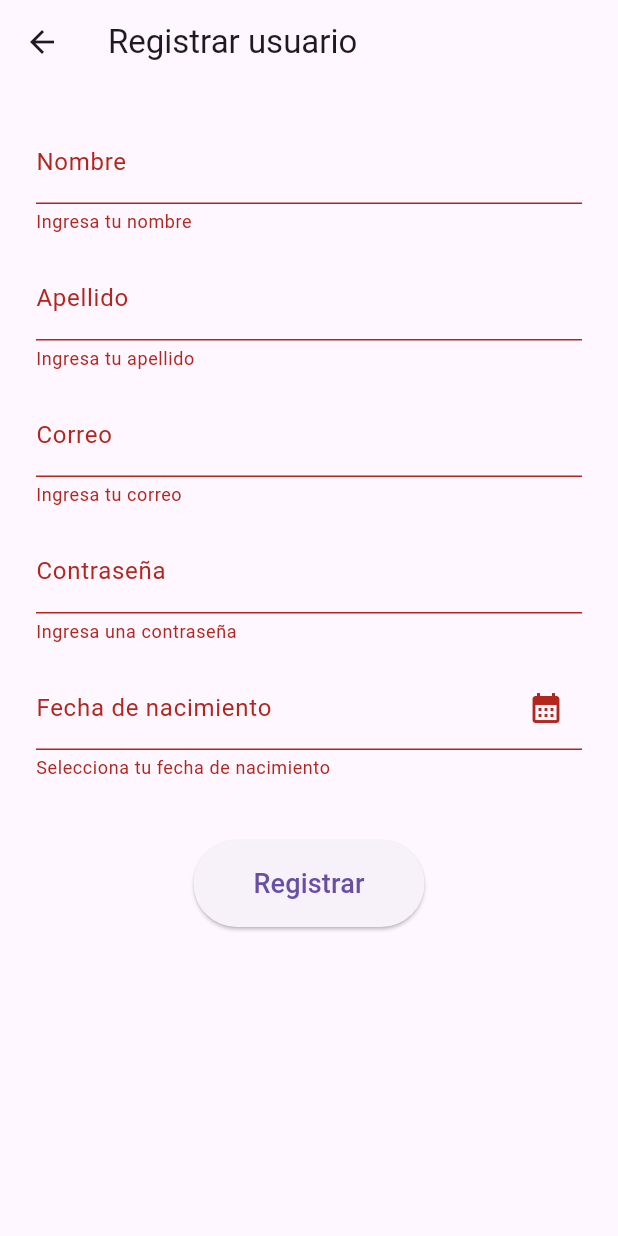
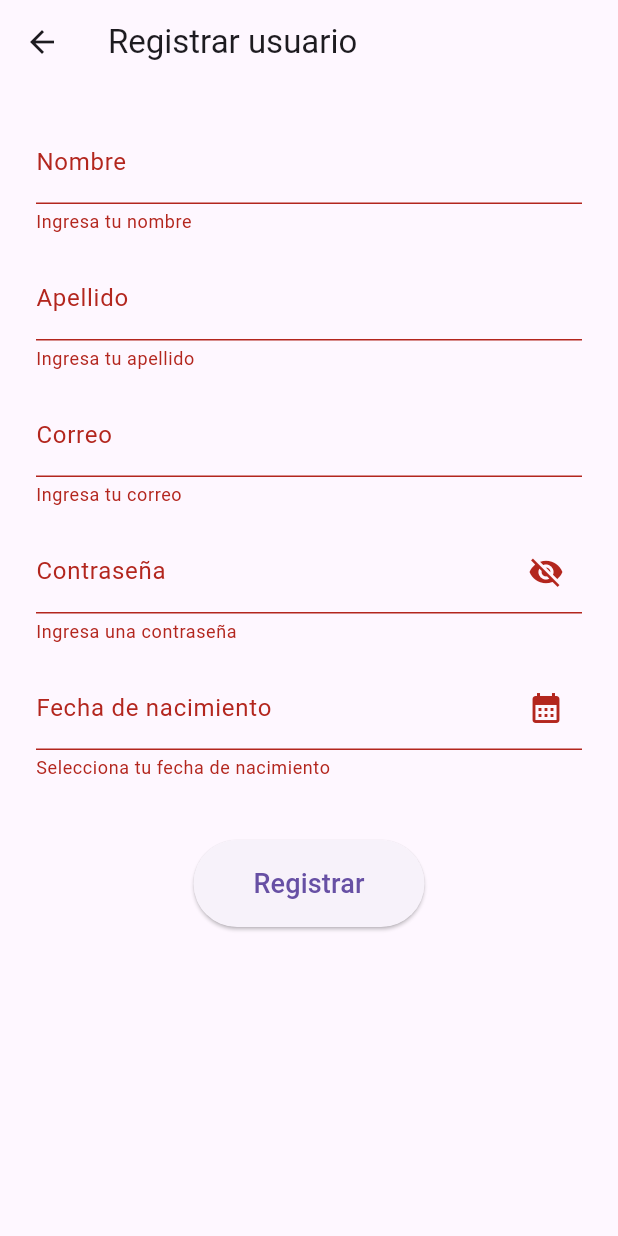
Before and after one commit to oscareperez0809/estacionamiento, a Flutter app: the RegistrarUsuarioPage screen opened directly, after a tap on "Registrar", on a phone screen of 412 x 824 dp. Run offline on Flutter 3.47's test engine with Material 3 defaults, Android fonts, the light colour scheme and no system bars; our stand-ins replace open_file, pdf, supabase_flutter; missing offline and left inert: bcrypt; accounts and stored records are empty.

Commit message:
11 update, corrections and report, icons

```diff
--- a/lib/registros/registrar_usuario.dart
+++ b/lib/registros/registrar_usuario.dart
@@ -19,18 +19,18 @@ class _RegistrarUsuarioPageState extends State<RegistrarUsuarioPage> {
   final _fechaController = TextEditingController();
 
   DateTime? _fechaSeleccionada;
-
   bool _loading = false;
   String? _errorMessage;
 
+  bool _mostrarPassword = false; // 👁️ Estado del ojo
+
   final supabase = Supabase.instance.client;
 
-  // ---------------------------
-  // Validación estricta contraseña
-  // ---------------------------
+  // Validación de contraseña
   String? validarContrasena(String password) {
-    if (password.length < 8)
+    if (password.length < 8) {
       return "La contraseña debe tener al menos 8 caracteres";
+    }
     if (!RegExp(r'^[A-Z]').hasMatch(password)) {
       return "La primera letra debe ser mayúscula";
     }
@@ -43,12 +43,9 @@ class _RegistrarUsuarioPageState extends State<RegistrarUsuarioPage> {
   Future<void> _register() async {
     if (!_formKey.currentState!.validate()) return;
 
-    // Validar contraseña estricta
     final passError = validarContrasena(_passwordController.text.trim());
     if (passError != null) {
-      setState(() {
-        _errorMessage = passError;
-      });
+      setState(() => _errorMessage = passError);
       return;
     }
 
@@ -64,7 +61,6 @@ class _RegistrarUsuarioPageState extends State<RegistrarUsuarioPage> {
       final password = _passwordController.text.trim();
       final fecha = _fechaController.text;
 
-      // Verificar si el email ya existe
       final existingUser = await supabase
           .from('Usuarios')
           .select()
@@ -75,10 +71,8 @@ class _RegistrarUsuarioPageState extends State<RegistrarUsuarioPage> {
         throw Exception("Este correo ya está registrado");
       }
 
-      // Crear hash BCrypt
       final hashedPassword = BCrypt.hashpw(password, BCrypt.gensalt());
 
-      // Insertar en Supabase
       await supabase.from('Usuarios').insert({
         'Nombre': nombre,
         'Apellido': apellido,
@@ -93,7 +87,7 @@ class _RegistrarUsuarioPageState extends State<RegistrarUsuarioPage> {
         const SnackBar(content: Text("Usuario registrado correctamente")),
       );
 
-      Navigator.pop(context); // regresar
+      Navigator.pop(context);
     } catch (e) {
       setState(() {
         _errorMessage = e.toString().replaceAll("Exception: ", "");
@@ -113,7 +107,6 @@ class _RegistrarUsuarioPageState extends State<RegistrarUsuarioPage> {
           key: _formKey,
           child: Column(
             children: [
-              // NOMBRE
               TextFormField(
                 controller: _nombreController,
                 decoration: const InputDecoration(labelText: "Nombre"),
@@ -123,7 +116,6 @@ class _RegistrarUsuarioPageState extends State<RegistrarUsuarioPage> {
 
               const SizedBox(height: 15),
 
-              // APELLIDO
               TextFormField(
                 controller: _apellidoController,
                 decoration: const InputDecoration(labelText: "Apellido"),
@@ -133,7 +125,6 @@ class _RegistrarUsuarioPageState extends State<RegistrarUsuarioPage> {
 
               const SizedBox(height: 15),
 
-              // EMAIL
               TextFormField(
                 controller: _emailController,
                 decoration: const InputDecoration(labelText: "Correo"),
@@ -149,22 +140,31 @@ class _RegistrarUsuarioPageState extends State<RegistrarUsuarioPage> {
 
               const SizedBox(height: 15),
 
-              // CONTRASEÑA
+              // 🔥 CONTRASEÑA CON OJO
               TextFormField(
                 controller: _passwordController,
-                decoration: const InputDecoration(labelText: "Contraseña"),
-                obscureText: true,
+                obscureText: !_mostrarPassword,
+                decoration: InputDecoration(
+                  labelText: "Contraseña",
+                  suffixIcon: IconButton(
+                    icon: Icon(
+                      _mostrarPassword
+                          ? Icons.visibility
+                          : Icons.visibility_off,
+                    ),
+                    onPressed: () {
+                      setState(() => _mostrarPassword = !_mostrarPassword);
+                    },
+                  ),
+                ),
                 validator: (v) {
                   if (v == null || v.isEmpty) return "Ingresa una contraseña";
-                  // Validación estricta
-                  final passError = validarContrasena(v);
-                  return passError;
+                  return validarContrasena(v);
                 },
               ),
 
               const SizedBox(height: 15),
 
-              // FECHA DE NACIMIENTO CON DATE PICKER
               TextFormField(
                 controller: _fechaController,
                 readOnly: true,
@@ -181,14 +181,11 @@ class _RegistrarUsuarioPageState extends State<RegistrarUsuarioPage> {
                 onTap: () async {
                   FocusScope.of(context).unfocus();
 
-                  final DateTime? picked = await showDatePicker(
+                  final picked = await showDatePicker(
                     context: context,
                     initialDate: DateTime(2000),
                     firstDate: DateTime(1900),
                     lastDate: DateTime.now(),
-                    helpText: "Seleccionar fecha",
-                    cancelText: "Cancelar",
-                    confirmText: "OK",
                   );
 
                   if (picked != null) {
```
